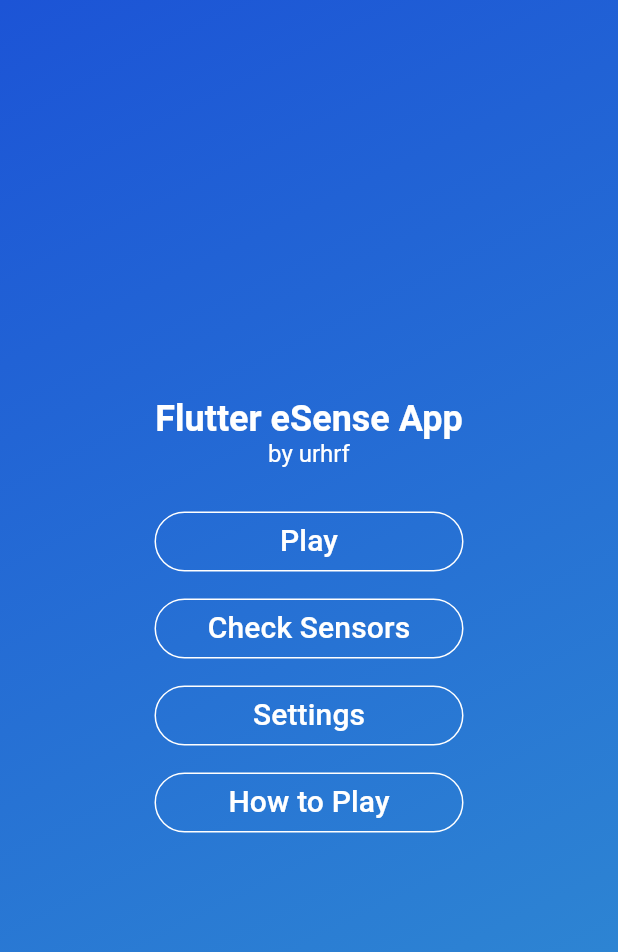
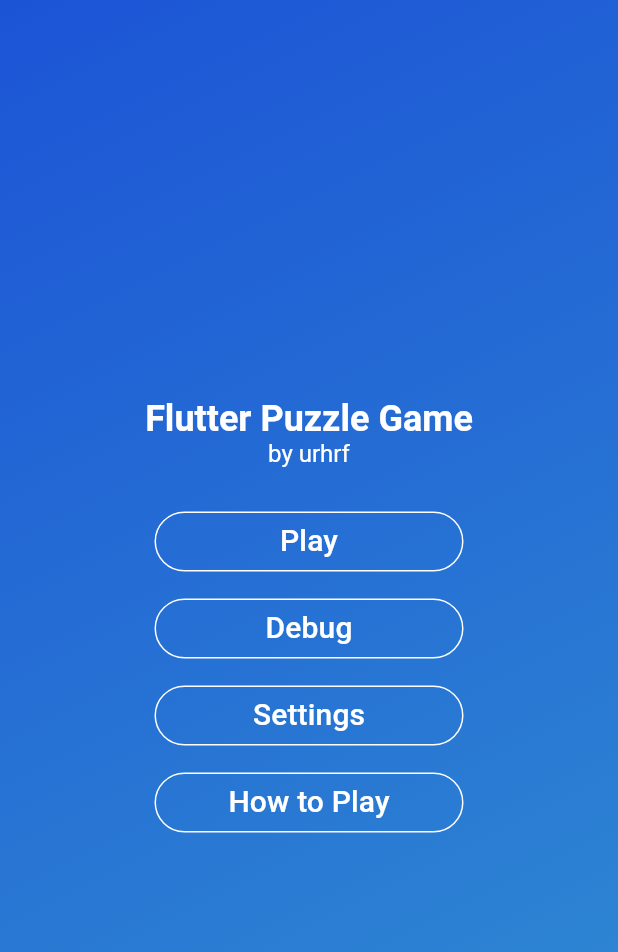
Before and after one commit to P1x37Segfault/flutter-puzzle-game, a Flutter app: the screen it shows after launch, on a phone screen of 412 x 824 dp. Shown: the top 952 px of the screen. Run offline on Flutter 3.47's test engine with Material 3 defaults, Android fonts, the phone set to English and light mode, and no system bars; our stand-ins replace fl_chart, permission_handler, sensors_plus, settings_ui; missing offline and left inert: esense_flutter.

Commit message:
small cleanup, updating names etc

```diff
--- a/lib/main.dart
+++ b/lib/main.dart
@@ -57,14 +57,6 @@ class MyAppState extends State<MyApp> {
   void initState() {
     super.initState();
     _listenToESense();
-    double ms = 1000 / samplingRate;
-    Duration sensorInterval = Duration(milliseconds: ms.round());
-    accelerometerEventStream(samplingPeriod: sensorInterval)
-        .listen((AccelerometerEvent event) {
-      setState(() {
-        _deviceAcc = [event.x, event.y, event.z];
-      });
-    });
   }
 
   StreamSubscription? deviceGyroSubscription;
@@ -256,7 +248,7 @@ class MyAppState extends State<MyApp> {
                     mainAxisAlignment: MainAxisAlignment.center,
                     children: <Widget>[
                       const Text(
-                        'Flutter eSense App',
+                        'Flutter Puzzle Game',
                         style: TextStyle(
                           fontSize: 24,
                           fontWeight: FontWeight.bold,
@@ -324,15 +316,13 @@ class MyAppState extends State<MyApp> {
                                       samplingRate: samplingRate,
                                     ),
                                   ),
-                                ).then((_) {
-                                  _stopSampling();
-                                });
+                                ).then((_) => _stopSampling());
                               },
                               style: OutlinedButton.styleFrom(
                                 side: const BorderSide(color: Colors.white),
                               ),
                               child: const Text(
-                                'Check Sensors',
+                                'Debug',
                                 style: TextStyle(
                                     fontSize: 20, color: Colors.white),
                               ),
```
